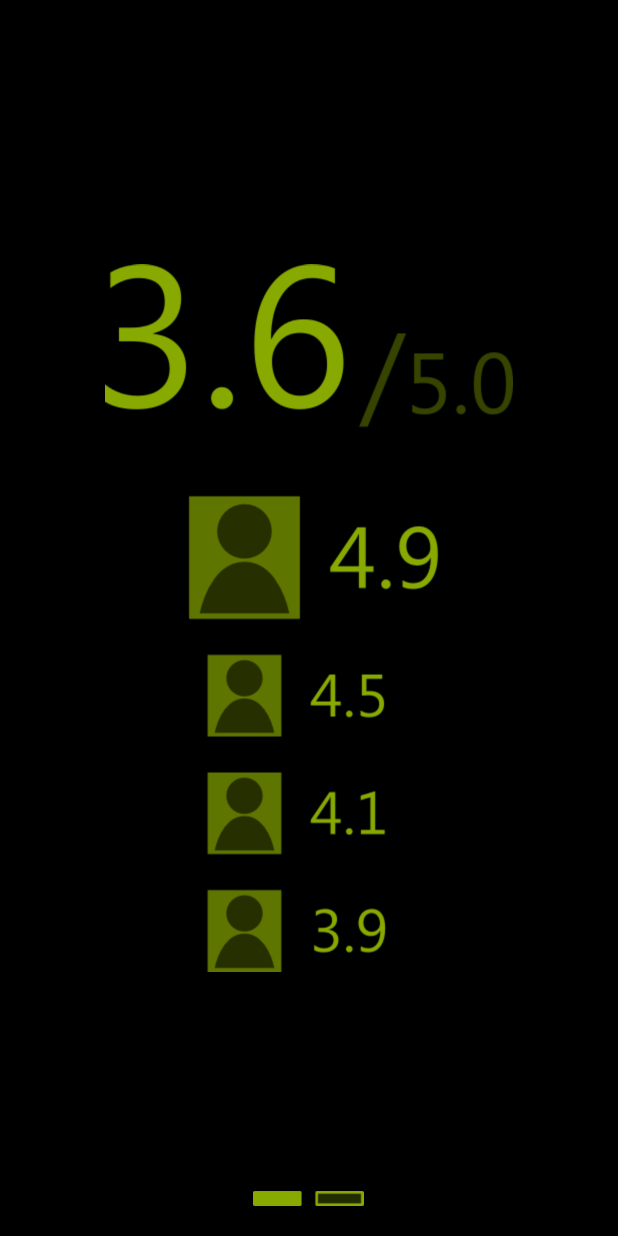
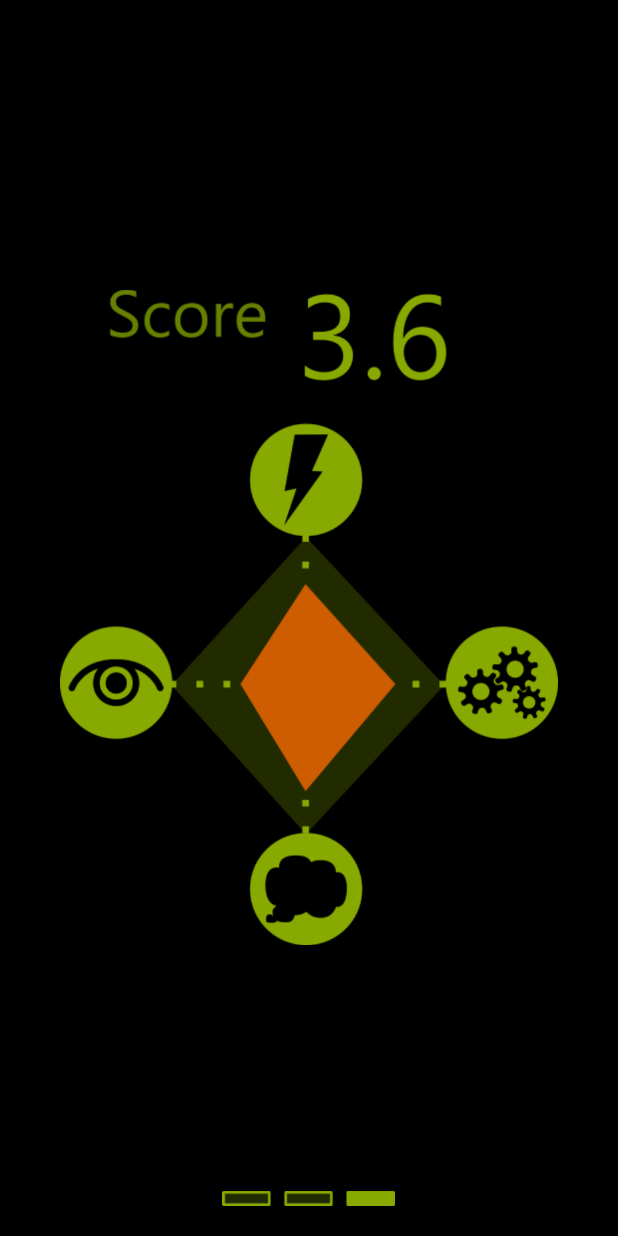
Before and after one commit to JeppeHartm/Ass1, an Android app: the EvalActivity screen opened directly, with no data from a screen before it, on a phone screen of 412 x 824 dp. Run offline under Robolectric (Android 15) with nearby library versions, the phone set to English and light mode, and no system bars.

Commit message:
extended the prototype with a new activity and implemented a working menu

```diff
--- a/app/src/main/java/com/bestapps/jeppe/testapp/MainActivity.java
+++ b/app/src/main/java/com/bestapps/jeppe/testapp/MainActivity.java
@@ -13,7 +13,7 @@ import android.widget.GridView;
 import android.widget.ImageView;
 
 public class MainActivity extends Activity {
-
+    boolean ready = true;
     @Override
     protected void onCreate(Bundle savedInstanceState) {
         super.onCreate(savedInstanceState);
@@ -33,6 +33,8 @@ public class MainActivity extends Activity {
         }
         @Override
         public void onItemClick(AdapterView<?> parent,final View view, int position, long id) {
+            if(!ready) return;
+            ready = false;
             Intent i = null;
             switch (position) {
                 case 3://OOO
@@ -51,6 +53,7 @@ public class MainActivity extends Activity {
                         @Override
                         public void run() {
                             if(intent != null) startActivity(intent);
+                            ready = true;
                         }
                     });
 
--- a/app/src/main/res/layout/activity_eval.xml
+++ b/app/src/main/res/layout/activity_eval.xml
@@ -11,7 +11,7 @@
         android:src="@drawable/stats1"
         android:layout_width="wrap_content"
         android:layout_height="wrap_content"
-        android:visibility="visible"
+        android:visibility="gone"
         />
     <ImageView
         android:layout_centerHorizontal="true"
@@ -23,10 +23,21 @@
         android:visibility="gone"
         />
     <ImageView
+        android:padding="20dp"
+        android:layout_centerHorizontal="true"
+        android:layout_centerVertical="true"
+        android:id="@+id/stats3"
+        android:src="@drawable/stats3"
+        android:layout_width="wrap_content"
+        android:layout_height="wrap_content"
+        android:visibility="visible"
+        />
+    <ImageView
         android:layout_alignParentBottom="true"
         android:layout_centerHorizontal="true"
         android:id="@+id/indicator"
         android:src="@drawable/so1"
         android:layout_width="wrap_content"
         android:layout_height="10dp" />
+
 </RelativeLayout>
```
Also changed, not shown: app/src/main/java/com/bestapps/jeppe/testapp/EvalActivity.java (+57 -16 lines), app/src/main/res/drawable/feedback.png, app/src/main/res/drawable/so1.png, app/src/main/res/drawable/so2.png, app/src/main/res/drawable/so3.png (added), app/src/main/res/drawable/stats3.png (added).
